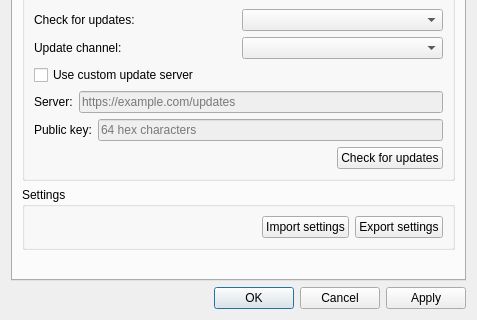
This is source/host/ui/config_dialog.ui in Parav1s/aspia_no2fa_cmd as Qt 5 draws it before an edit; both pictures show x 0 to 477 and y 216 to 536 of the 477 by 536 pixel window. The edited form follows.
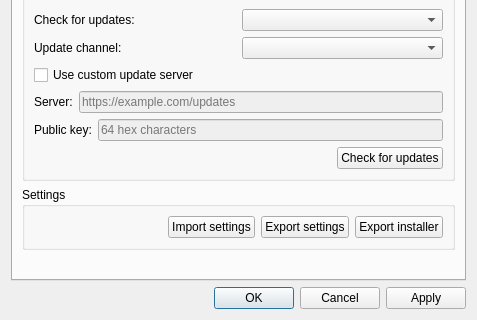
This is the edited form. Icons and pictures are not drawn. Custom widgets are drawn as their Qt base class.

Commit message:
Export an installer with the host settings built in
The settings group of the host configuration gets an Export installer button: it takes the installed package, writes the current settings into it and saves the result. The installer applies them through the ImportSettings action it already had. Ported from upstream 3.0.37.

The edit to the form file:
```diff
--- a/source/host/ui/config_dialog.ui
+++ b/source/host/ui/config_dialog.ui
@@ -237,6 +237,13 @@
             </property>
            </widget>
           </item>
+          <item>
+           <widget class="QPushButton" name="button_export_installer">
+            <property name="text">
+             <string>Export installer</string>
+            </property>
+           </widget>
+          </item>
          </layout>
         </widget>
        </item>
```
The commit also changes 29 other files.
